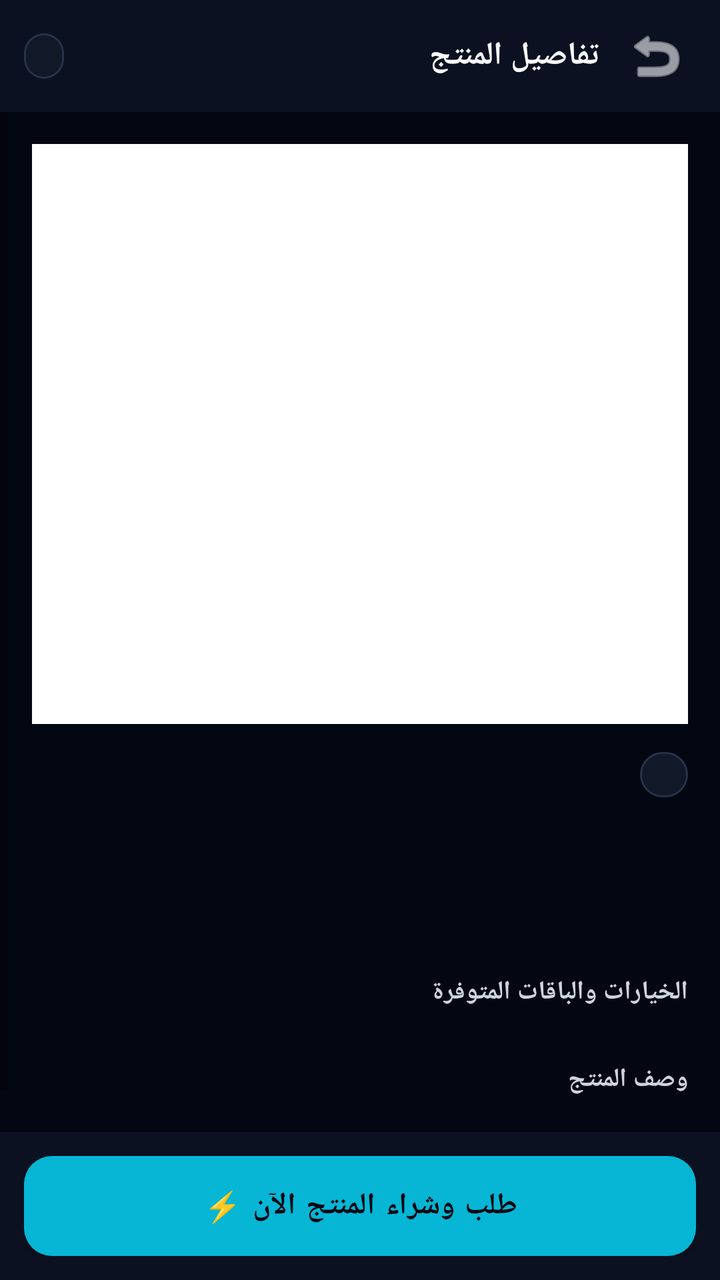
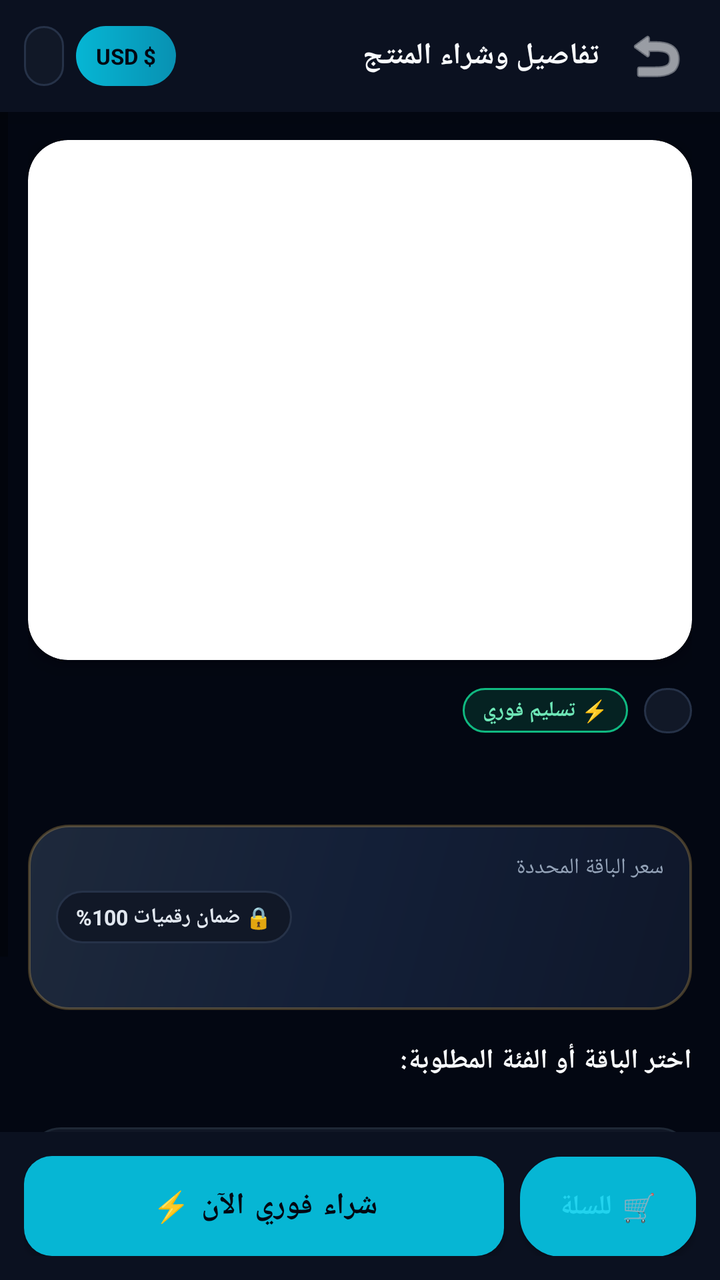

Two renders of the same Android screen: before a commit and after it. Below are the layout's source before the change and the commit's diff.
<!-- AndroidManifest.xml: activity theme Theme.RaqamiyatApp.NoActionBar -->
<!-- res/layout/activity_product_detail.xml -->
<?xml version="1.0" encoding="utf-8"?>
<RelativeLayout xmlns:android="http://schemas.android.com/apk/res/android"
    android:layout_width="match_parent"
    android:layout_height="match_parent"
    android:background="#030712"
    android:layoutDirection="rtl">

    
    <LinearLayout
        android:id="@+id/detail_topbar"
        android:layout_width="match_parent"
        android:layout_height="56dp"
        android:layout_alignParentTop="true"
        android:background="#0B1120"
        android:gravity="center_vertical"
        android:orientation="horizontal"
        android:paddingHorizontal="12dp">

        <ImageButton
            android:id="@+id/btn_detail_back"
            android:layout_width="40dp"
            android:layout_height="40dp"
            android:background="?android:attr/selectableItemBackgroundBorderless"
            android:contentDescription="رجوع"
            android:src="@android:drawable/ic_menu_revert"
            android:tint="#F8FAFC" />

        <TextView
            android:layout_width="0dp"
            android:layout_height="wrap_content"
            android:layout_weight="1"
            android:paddingHorizontal="8dp"
            android:text="تفاصيل المنتج"
            android:textColor="#F8FAFC"
            android:textSize="16sp"
            android:textStyle="bold" />

        <TextView
            android:id="@+id/detail_code_badge"
            android:layout_width="wrap_content"
            android:layout_height="wrap_content"
            android:background="@drawable/bg_chip_unselected"
            android:paddingHorizontal="10dp"
            android:paddingVertical="4dp"
            android:textColor="#22D3EE"
            android:textSize="11sp"
            android:textStyle="bold" />
    </LinearLayout>

    <ScrollView
        android:layout_width="match_parent"
        android:layout_height="match_parent"
        android:layout_below="@id/detail_topbar"
        android:layout_above="@id/detail_bottom_bar">

        <LinearLayout
            android:layout_width="match_parent"
            android:layout_height="wrap_content"
            android:orientation="vertical"
            android:padding="16dp">

            <FrameLayout
                android:layout_width="match_parent"
                android:layout_height="290dp"
                android:background="#FFFFFF">

                <ImageView
                    android:id="@+id/detail_image"
                    android:layout_width="match_parent"
                    android:layout_height="match_parent"
                    android:scaleType="fitCenter"
                    android:contentDescription="صورة المنتج" />
            </FrameLayout>

            <LinearLayout
                android:layout_width="match_parent"
                android:layout_height="wrap_content"
                android:layout_marginTop="14dp"
                android:gravity="center_vertical"
                android:orientation="horizontal">

                <TextView
                    android:id="@+id/detail_category"
                    android:layout_width="wrap_content"
                    android:layout_height="wrap_content"
                    android:background="@drawable/bg_chip_unselected"
                    android:paddingHorizontal="12dp"
                    android:paddingVertical="4dp"
                    android:textColor="#22D3EE"
                    android:textSize="11sp"
                    android:textStyle="bold" />

                <TextView
                    android:id="@+id/detail_delivery"
                    android:layout_width="wrap_content"
                    android:layout_height="wrap_content"
                    android:layout_marginStart="8dp"
                    android:textColor="#94A3B8"
                    android:textSize="11sp" />
            </LinearLayout>

            <TextView
                android:id="@+id/detail_name"
                android:layout_width="match_parent"
                android:layout_height="wrap_content"
                android:layout_marginTop="10dp"
                android:textColor="#FFFFFF"
                android:textSize="20sp"
                android:textStyle="bold" />

            <TextView
                android:id="@+id/detail_price"
                android:layout_width="wrap_content"
                android:layout_height="wrap_content"
                android:layout_marginTop="6dp"
                android:textColor="#FBBF24"
                android:textSize="22sp"
                android:textStyle="bold" />

            
            <TextView
                android:id="@+id/detail_variants_label"
                android:layout_width="match_parent"
                android:layout_height="wrap_content"
                android:layout_marginTop="16dp"
                android:text="الخيارات والباقات المتوفرة"
                android:textColor="#CBD5E1"
                android:textSize="13sp"
                android:textStyle="bold" />

            <androidx.recyclerview.widget.RecyclerView
                android:id="@+id/detail_variants_rv"
                android:layout_width="match_parent"
                android:layout_height="wrap_content"
                android:layout_marginTop="8dp"
                android:nestedScrollingEnabled="false" />

            
            <TextView
                android:layout_width="match_parent"
                android:layout_height="wrap_content"
                android:layout_marginTop="18dp"
                android:text="وصف المنتج"
                android:textColor="#CBD5E1"
                android:textSize="13sp"
                android:textStyle="bold" />

            <TextView
                android:id="@+id/detail_description"
                android:layout_width="match_parent"
                android:layout_height="wrap_content"
                android:layout_marginTop="6dp"
                android:lineSpacingMultiplier="1.35"
                android:textColor="#94A3B8"
                android:textSize="13sp" />
        </LinearLayout>
    </ScrollView>

    
    <LinearLayout
        android:id="@+id/detail_bottom_bar"
        android:layout_width="match_parent"
        android:layout_height="wrap_content"
        android:layout_alignParentBottom="true"
        android:background="#0B1120"
        android:orientation="horizontal"
        android:padding="12dp">

        <Button
            android:id="@+id/btn_detail_buy"
            android:layout_width="match_parent"
            android:layout_height="50dp"
            android:background="@drawable/bg_button_gold"
            android:text="طلب وشراء المنتج الآن ⚡"
            android:textColor="#030712"
            android:textSize="15sp"
            android:textStyle="bold" />
    </LinearLayout>
</RelativeLayout>
<!-- resources referenced by this layout -->
<resources>
  <!-- drawable bg_button_gold (drawable) -->
  <?xml version="1.0" encoding="utf-8"?>
  <shape xmlns:android="http://schemas.android.com/apk/res/android" android:shape="rectangle">
      <gradient
          android:startColor="#F59E0B"
          android:endColor="#D97706"
          android:angle="0" />
      <corners android:radius="14dp" />
  </shape>
  <!-- drawable bg_chip_unselected (drawable) -->
  <?xml version="1.0" encoding="utf-8"?>
  <shape xmlns:android="http://schemas.android.com/apk/res/android" android:shape="rectangle">
      <solid android:color="#111827" />
      <corners android:radius="20dp" />
      <stroke android:width="1dp" android:color="#263248" />
  </shape>
  <style name="Theme.RaqamiyatApp.NoActionBar" parent="Theme.RaqamiyatApp">
          <item name="windowActionBar">false</item>
          <item name="windowNoTitle">true</item>
      </style>
  <style name="Theme.RaqamiyatApp" parent="Theme.MaterialComponents.DayNight.NoActionBar">
          <item name="colorPrimary">#06B6D4</item>
          <item name="colorPrimaryVariant">#0891B2</item>
          <item name="colorOnPrimary">#000000</item>
          <item name="android:statusBarColor">#030712</item>
          <item name="android:navigationBarColor">#030712</item>
          <item name="android:windowBackground">#030712</item>
      </style>
</resources>

<!-- the commit's change to res/layout/activity_product_detail.xml (unified diff, before → after) -->
@@ -1,5 +1,6 @@
 <?xml version="1.0" encoding="utf-8"?>
 <RelativeLayout xmlns:android="http://schemas.android.com/apk/res/android"
+    xmlns:app="http://schemas.android.com/apk/res-auto"
     android:layout_width="match_parent"
     android:layout_height="match_parent"
     android:background="#030712"
@@ -12,6 +13,7 @@
         android:layout_height="56dp"
         android:layout_alignParentTop="true"
         android:background="#0B1120"
+        android:elevation="8dp"
         android:gravity="center_vertical"
         android:orientation="horizontal"
         android:paddingHorizontal="12dp">
@@ -30,48 +32,67 @@
             android:layout_height="wrap_content"
             android:layout_weight="1"
             android:paddingHorizontal="8dp"
-            android:text="تفاصيل المنتج"
+            android:text="تفاصيل وشراء المنتج"
             android:textColor="#F8FAFC"
-            android:textSize="16sp"
+            android:textSize="15sp"
+            android:textStyle="bold" />
+
+        <TextView
+            android:id="@+id/btn_detail_currency"
+            android:layout_width="wrap_content"
+            android:layout_height="30dp"
+            android:layout_marginEnd="6dp"
+            android:background="@drawable/bg_chip_selected"
+            android:gravity="center"
+            android:paddingHorizontal="10dp"
+            android:text="USD $"
+            android:textColor="#030712"
+            android:textSize="11sp"
             android:textStyle="bold" />
 
         <TextView
             android:id="@+id/detail_code_badge"
             android:layout_width="wrap_content"
-            android:layout_height="wrap_content"
+            android:layout_height="30dp"
             android:background="@drawable/bg_chip_unselected"
+            android:gravity="center"
             android:paddingHorizontal="10dp"
-            android:paddingVertical="4dp"
             android:textColor="#22D3EE"
-            android:textSize="11sp"
+            android:textSize="10.5sp"
             android:textStyle="bold" />
     </LinearLayout>
 
     <ScrollView
         android:layout_width="match_parent"
         android:layout_height="match_parent"
+        android:layout_above="@id/detail_bottom_bar"
         android:layout_below="@id/detail_topbar"
-        android:layout_above="@id/detail_bottom_bar">
+        android:clipToPadding="false"
+        android:paddingBottom="20dp">
 
         <LinearLayout
             android:layout_width="match_parent"
             android:layout_height="wrap_content"
             android:orientation="vertical"
-            android:padding="16dp">
-
-            <FrameLayout
-                android:layout_width="match_parent"
-                android:layout_height="290dp"
-                android:background="#FFFFFF">
+            android:padding="14dp">
+
+            <androidx.cardview.widget.CardView
+                android:layout_width="match_parent"
+                android:layout_height="260dp"
+                app:cardBackgroundColor="#FFFFFF"
+                app:cardCornerRadius="20dp"
+                app:cardElevation="6dp">
 
                 <ImageView
                     android:id="@+id/detail_image"
                     android:layout_width="match_parent"
                     android:layout_height="match_parent"
-                    android:scaleType="fitCenter"
-                    android:contentDescription="صورة المنتج" />
-            </FrameLayout>
-
+                    android:contentDescription="صورة المنتج"
+                    android:padding="8dp"
+                    android:scaleType="fitCenter" />
+            </androidx.cardview.widget.CardView>
+
+            
             <LinearLayout
                 android:layout_width="match_parent"
                 android:layout_height="wrap_content"
@@ -95,8 +116,13 @@
                     android:layout_width="wrap_content"
                     android:layout_height="wrap_content"
                     android:layout_marginStart="8dp"
-                    android:textColor="#94A3B8"
-                    android:textSize="11sp" />
+                    android:background="@drawable/bg_badge_green"
+                    android:paddingHorizontal="10dp"
+                    android:paddingVertical="4dp"
+                    android:text="⚡ تسليم فوري"
+                    android:textColor="#6EE7B7"
+                    android:textSize="10.5sp"
+                    android:textStyle="bold" />
             </LinearLayout>
 
             <TextView
@@ -105,17 +131,62 @@
                 android:layout_height="wrap_content"
                 android:layout_marginTop="10dp"
                 android:textColor="#FFFFFF"
-                android:textSize="20sp"
+                android:textSize="19sp"
                 android:textStyle="bold" />
 
-            <TextView
-                android:id="@+id/detail_price"
-                android:layout_width="wrap_content"
-                android:layout_height="wrap_content"
-                android:layout_marginTop="6dp"
-                android:textColor="#FBBF24"
-                android:textSize="22sp"
-                android:textStyle="bold" />
+            
+            <LinearLayout
+                android:layout_width="match_parent"
+                android:layout_height="wrap_content"
+                android:layout_marginTop="10dp"
+                android:background="@drawable/bg_wallet_hero"
+                android:gravity="center_vertical"
+                android:orientation="horizontal"
+                android:padding="14dp">
+
+                <LinearLayout
+                    android:layout_width="0dp"
+                    android:layout_height="wrap_content"
+                    android:layout_weight="1"
+                    android:orientation="vertical">
+
+                    <TextView
+                        android:layout_width="wrap_content"
+                        android:layout_height="wrap_content"
+                        android:text="سعر الباقة المحددة"
+                        android:textColor="#94A3B8"
+                        android:textSize="11sp" />
+
+                    <TextView
+                        android:id="@+id/detail_price"
+                        android:layout_width="wrap_content"
+                        android:layout_height="wrap_content"
+                        android:layout_marginTop="2dp"
+                        android:textColor="#FBBF24"
+                        android:textSize="22sp"
+                        android:textStyle="bold" />
+
+                    <TextView
+                        android:id="@+id/detail_price_secondary"
+                        android:layout_width="wrap_content"
+                        android:layout_height="wrap_content"
+                        android:layout_marginTop="2dp"
+                        android:textColor="#22D3EE"
+                        android:textSize="12sp"
+                        android:textStyle="bold" />
+                </LinearLayout>
+
+                <TextView
+                    android:layout_width="wrap_content"
+                    android:layout_height="wrap_content"
+                    android:background="@drawable/bg_chip_unselected"
+                    android:paddingHorizontal="10dp"
+                    android:paddingVertical="6dp"
+                    android:text="🔒 ضمان رقميات 100%"
+                    android:textColor="#E2E8F0"
+                    android:textSize="10.5sp"
+                    android:textStyle="bold" />
+            </LinearLayout>
 
             
             <TextView
@@ -123,9 +194,9 @@
                 android:layout_width="match_parent"
                 android:layout_height="wrap_content"
                 android:layout_marginTop="16dp"
-                android:text="الخيارات والباقات المتوفرة"
-                android:textColor="#CBD5E1"
-                android:textSize="13sp"
+                android:text="اختر الباقة أو الفئة المطلوبة:"
+                android:textColor="#F8FAFC"
+                android:textSize="13.5sp"
                 android:textStyle="bold" />
 
             <androidx.recyclerview.widget.RecyclerView
@@ -136,23 +207,31 @@
                 android:nestedScrollingEnabled="false" />
 
             
-            <TextView
-                android:layout_width="match_parent"
-                android:layout_height="wrap_content"
-                android:layout_marginTop="18dp"
-                android:text="وصف المنتج"
-                android:textColor="#CBD5E1"
-                android:textSize="13sp"
-                android:textStyle="bold" />
-
-            <TextView
-                android:id="@+id/detail_description"
-                android:layout_width="match_parent"
-                android:layout_height="wrap_content"
-                android:layout_marginTop="6dp"
-                android:lineSpacingMultiplier="1.35"
-                android:textColor="#94A3B8"
-                android:textSize="13sp" />
+            <LinearLayout
+                android:layout_width="match_parent"
+                android:layout_height="wrap_content"
+                android:layout_marginTop="16dp"
+                android:background="@drawable/bg_card_dark"
+                android:orientation="vertical"
+                android:padding="14dp">
+
+                <TextView
+                    android:layout_width="match_parent"
+                    android:layout_height="wrap_content"
+                    android:text="تفاصيل ووصف الخدمة"
+                    android:textColor="#F8FAFC"
+                    android:textSize="13.5sp"
+                    android:textStyle="bold" />
+
+                <TextView
+                    android:id="@+id/detail_description"
+                    android:layout_width="match_parent"
+                    android:layout_height="wrap_content"
+                    android:layout_marginTop="6dp"
+                    android:lineSpacingMultiplier="1.35"
+                    android:textColor="#CBD5E1"
+                    android:textSize="12.5sp" />
+            </LinearLayout>
         </LinearLayout>
     </ScrollView>
 
@@ -163,15 +242,31 @@
         android:layout_height="wrap_content"
         android:layout_alignParentBottom="true"
         android:background="#0B1120"
+        android:elevation="12dp"
         android:orientation="horizontal"
         android:padding="12dp">
 
         <Button
+            android:id="@+id/btn_detail_add_cart"
+            android:layout_width="wrap_content"
+            android:layout_height="50dp"
+            android:layout_marginEnd="8dp"
+            android:background="@drawable/bg_chip_unselected"
+            android:paddingHorizontal="16dp"
+            android:text="🛒 للسلة"
+            android:textAllCaps="false"
+            android:textColor="#22D3EE"
+            android:textSize="13.5sp"
+            android:textStyle="bold" />
+
+        <Button
             android:id="@+id/btn_detail_buy"
-            android:layout_width="match_parent"
+            android:layout_width="0dp"
             android:layout_height="50dp"
+            android:layout_weight="1"
             android:background="@drawable/bg_button_gold"
-            android:text="طلب وشراء المنتج الآن ⚡"
+            android:text="شراء فوري الآن ⚡"
+            android:textAllCaps="false"
             android:textColor="#030712"
             android:textSize="15sp"
             android:textStyle="bold" />
<!-- resource entries referenced after the edit -->
@@ -1,5 +1,12 @@
 <!-- resources referenced by this layout -->
 <resources>
+  <!-- drawable bg_badge_green (drawable) -->
+  <?xml version="1.0" encoding="utf-8"?>
+  <shape xmlns:android="http://schemas.android.com/apk/res/android" android:shape="rectangle">
+      <solid android:color="#2610B981" />
+      <corners android:radius="999dp" />
+      <stroke android:width="1dp" android:color="#10B981" />
+  </shape>
   <!-- drawable bg_button_gold (drawable) -->
   <?xml version="1.0" encoding="utf-8"?>
   <shape xmlns:android="http://schemas.android.com/apk/res/android" android:shape="rectangle">
@@ -9,12 +16,40 @@
           android:angle="0" />
       <corners android:radius="14dp" />
   </shape>
+  <!-- drawable bg_card_dark (drawable) -->
+  <?xml version="1.0" encoding="utf-8"?>
+  <shape xmlns:android="http://schemas.android.com/apk/res/android" android:shape="rectangle">
+      <solid android:color="#111827" />
+      <corners android:radius="16dp" />
+      <stroke android:width="1dp" android:color="#1F2937" />
+  </shape>
+  <!-- drawable bg_chip_selected (drawable) -->
+  <?xml version="1.0" encoding="utf-8"?>
+  <shape xmlns:android="http://schemas.android.com/apk/res/android" android:shape="rectangle">
+      <gradient
+          android:startColor="#06B6D4"
+          android:endColor="#0891B2"
+          android:angle="0" />
+      <corners android:radius="20dp" />
+  </shape>
   <!-- drawable bg_chip_unselected (drawable) -->
   <?xml version="1.0" encoding="utf-8"?>
   <shape xmlns:android="http://schemas.android.com/apk/res/android" android:shape="rectangle">
       <solid android:color="#111827" />
       <corners android:radius="20dp" />
       <stroke android:width="1dp" android:color="#263248" />
+  </shape>
+  <!-- drawable bg_wallet_hero (drawable) -->
+  <?xml version="1.0" encoding="utf-8"?>
+  <shape xmlns:android="http://schemas.android.com/apk/res/android" android:shape="rectangle">
+      <gradient
+          android:angle="135"
+          android:startColor="#0F172A"
+          android:centerColor="#131F37"
+          android:endColor="#1E293B"
+          android:type="linear" />
+      <corners android:radius="20dp" />
+      <stroke android:width="1.2dp" android:color="#4DD4A853" />
   </shape>
   <style name="Theme.RaqamiyatApp.NoActionBar" parent="Theme.RaqamiyatApp">
           <item name="windowActionBar">false</item>
